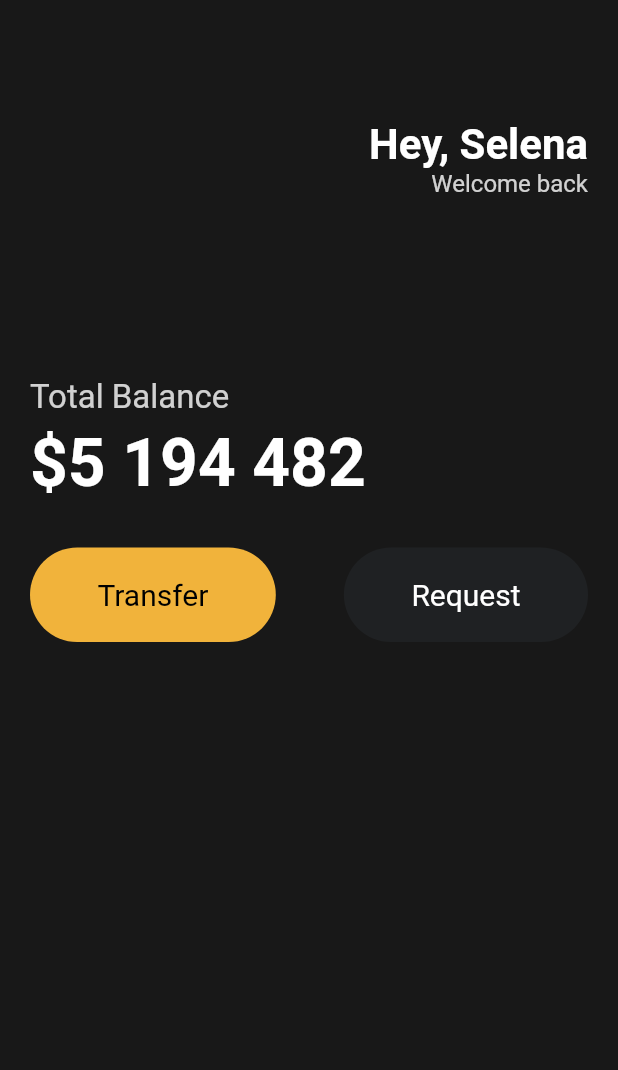
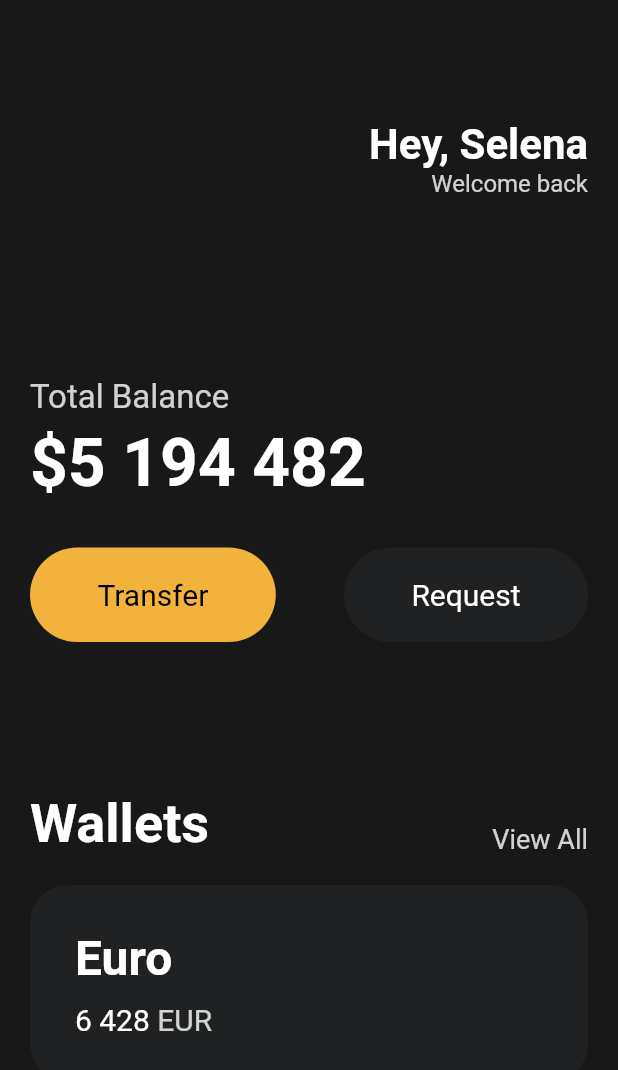
Before and after one commit to tiatiahwang/toonflix, a Flutter app: the screen it shows after launch, on a phone screen of 412 x 824 dp. Shown: the top 1070 px of the screen. Run offline on Flutter 3.47's test engine with Material 2 defaults, Android fonts, the phone set to English and light mode, and no system bars.

Commit message:
UI - card

```diff
--- a/lib/main.dart
+++ b/lib/main.dart
@@ -76,7 +76,74 @@ class App extends StatelessWidget {
                       bgColor: Color(0xFF1F2123),
                       textColor: Colors.white,
                     )
-                  ])
+                  ]),
+              const SizedBox(
+                height: 100,
+              ),
+              Row(
+                crossAxisAlignment: CrossAxisAlignment.end,
+                mainAxisAlignment: MainAxisAlignment.spaceBetween,
+                children: [
+                  const Text('Wallets',
+                      style: TextStyle(
+                        color: Colors.white,
+                        fontSize: 36,
+                        fontWeight: FontWeight.w600,
+                      )),
+                  Text('View All',
+                      style: TextStyle(
+                        color: Colors.white.withOpacity(0.8),
+                        fontSize: 18,
+                      )),
+                ],
+              ),
+              const SizedBox(
+                height: 20,
+              ),
+              Container(
+                  decoration: BoxDecoration(
+                    color: const Color(0xFF1F2123),
+                    borderRadius: BorderRadius.circular(25),
+                  ),
+                  child: Padding(
+                      padding: EdgeInsets.all(30),
+                      child: Row(
+                        children: [
+                          Column(
+                            crossAxisAlignment: CrossAxisAlignment.start,
+                            children: [
+                              const Text('Euro',
+                                  style: TextStyle(
+                                    color: Colors.white,
+                                    fontSize: 32,
+                                    fontWeight: FontWeight.w600,
+                                  )),
+                              const SizedBox(
+                                height: 10,
+                              ),
+                              Row(
+                                children: [
+                                  const Text('6 428',
+                                      style: TextStyle(
+                                        color: Colors.white,
+                                        fontSize: 20,
+                                      )),
+                                  const SizedBox(
+                                    width: 5,
+                                  ),
+                                  Text(
+                                    'EUR',
+                                    style: TextStyle(
+                                      color: Colors.white.withOpacity(0.8),
+                                      fontSize: 20,
+                                    ),
+                                  ),
+                                ],
+                              )
+                            ],
+                          )
+                        ],
+                      )))
             ])),
       ),
     );
```
